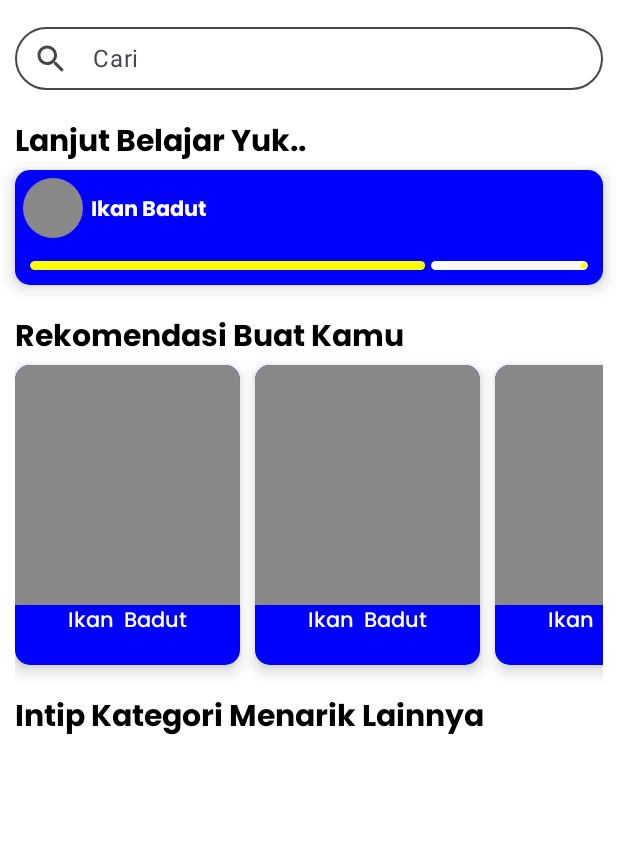
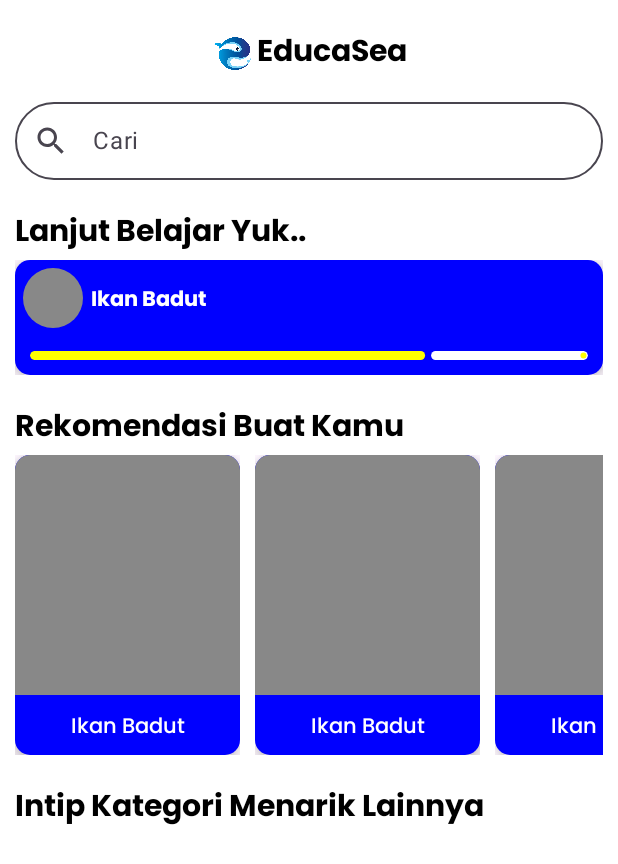
Before and after one commit to RendaGezag/BangkitCapstone, an Android app built with Jetpack Compose: the @Preview function HomePagePreview, on a phone screen of 412 x 824 dp. Shown: the top 864 px of the screen. Run offline under Robolectric (Android 15) with nearby library versions, the phone set to English and light mode, and no system bars.

```diff
--- a/app/build.gradle
+++ b/app/build.gradle
@@ -59,6 +59,7 @@ dependencies {
     implementation 'androidx.compose.ui:ui-tooling-preview'
     implementation 'androidx.compose.material:material'
     implementation 'androidx.compose.material3:material3'
+    implementation 'androidx.compose.material:material-icons-extended:1.5.4'
     implementation 'androidx.core:core-ktx:1.12.0'
     implementation 'androidx.navigation:navigation-compose:2.7.5'
     implementation 'io.coil-kt:coil-compose:2.5.0'
--- a/app/src/main/java/com/example/educasea/ui/component/Cards.kt
+++ b/app/src/main/java/com/example/educasea/ui/component/Cards.kt
@@ -2,10 +2,12 @@ package com.example.educasea.ui.component
 
 import androidx.compose.foundation.Canvas
 import androidx.compose.foundation.background
+import androidx.compose.foundation.layout.Arrangement
 import androidx.compose.foundation.layout.Box
 import androidx.compose.foundation.layout.Column
 import androidx.compose.foundation.layout.Row
 import androidx.compose.foundation.layout.Spacer
+import androidx.compose.foundation.layout.fillMaxHeight
 import androidx.compose.foundation.layout.fillMaxWidth
 import androidx.compose.foundation.layout.height
 import androidx.compose.foundation.layout.padding
@@ -16,6 +18,7 @@ import androidx.compose.foundation.shape.RoundedCornerShape
 import androidx.compose.material3.CardDefaults
 import androidx.compose.material3.ElevatedCard
 import androidx.compose.material3.LinearProgressIndicator
+import androidx.compose.material3.Surface
 import androidx.compose.material3.Text
 import androidx.compose.runtime.Composable
 import androidx.compose.ui.Alignment
@@ -29,7 +32,10 @@ import androidx.compose.ui.unit.dp
 import com.example.educasea.ui.theme.Poppins
 
 @Composable
-fun LearnCard () {
+fun LearnCard (
+    modifier: Modifier = Modifier
+) {
+    Surface {
         ElevatedCard(
             elevation = CardDefaults.cardElevation(
                 defaultElevation = 6.dp
@@ -79,6 +85,7 @@ fun LearnCard () {
             }
         }
     }
+}
 
 @Composable
 @Preview
@@ -90,6 +97,7 @@ fun LearnCardPreview () {
 fun RecommendationCard (
     modifier: Modifier = Modifier
 ) {
+    Surface {
         ElevatedCard(
             elevation = CardDefaults.cardElevation(
                 defaultElevation = 6.dp
@@ -110,13 +118,19 @@ fun RecommendationCard (
                     .fillMaxWidth()
                     .background(color = Color.Gray)
                 )
+                Column (
+                    verticalArrangement = Arrangement.Center,
+                    modifier = Modifier.fillMaxHeight()
+                ) {
                     Text(
-                text = "Ikan  Badut",
+                        text = "Ikan Badut",
                         fontFamily = Poppins,
                         fontWeight = FontWeight.Medium,
                         color = Color.White,
                         textAlign = TextAlign.Center
                     )
+                }
+            }
         }
     }
 }
@@ -128,7 +142,9 @@ fun RecommendationCardPreview () {
 }
 
 @Composable
-fun CategoryCard () {
+fun CategoryCard (
+    modifier: Modifier = Modifier
+) {
     ElevatedCard(
         elevation = CardDefaults.cardElevation(
             defaultElevation = 6.dp
@@ -139,7 +155,6 @@ fun CategoryCard () {
         ),
         modifier = Modifier
             .fillMaxWidth()
-            .padding(12.dp)
     ) {
         Column {
             Row (
--- a/app/src/main/java/com/example/educasea/ui/component/TextInput.kt
+++ b/app/src/main/java/com/example/educasea/ui/component/TextInput.kt
@@ -175,6 +175,12 @@ fun PasswordInputPreview () {
     PasswordInput(label = "Password")
 }
 
+@Composable
+@Preview
+fun SearchInputPreview () {
+    SearchInput(label = "Cari")
+}
+
 @OptIn(ExperimentalMaterial3Api::class)
 @Composable
 fun SearchInput (
@@ -192,12 +198,7 @@ fun SearchInput (
             containerColor = Color.White
         ),
         leadingIcon = { Icon(Icons.Filled.Search, contentDescription = "Search icon")},
-        modifier = Modifier.height(50.dp).fillMaxWidth()
+
+        modifier = Modifier.height(60.dp).fillMaxWidth()
     )
 }
-
-@Composable
-@Preview
-fun SearchInputPreview () {
-    SearchInput(label = "Cari")
-}
--- a/app/src/main/java/com/example/educasea/ui/screen/HomePage.kt
+++ b/app/src/main/java/com/example/educasea/ui/screen/HomePage.kt
@@ -1,33 +1,31 @@
 package com.example.educasea.ui.screen
 
+import androidx.compose.foundation.Image
 import androidx.compose.foundation.background
 import androidx.compose.foundation.horizontalScroll
+import androidx.compose.foundation.layout.Arrangement
 import androidx.compose.foundation.layout.Box
+import androidx.compose.foundation.layout.BoxWithConstraints
 import androidx.compose.foundation.layout.Column
 import androidx.compose.foundation.layout.Row
 import androidx.compose.foundation.layout.Spacer
 import androidx.compose.foundation.layout.fillMaxSize
 import androidx.compose.foundation.layout.fillMaxWidth
-import androidx.compose.foundation.layout.height
 import androidx.compose.foundation.layout.padding
+import androidx.compose.foundation.layout.size
 import androidx.compose.foundation.layout.width
-import androidx.compose.foundation.lazy.grid.GridCells
-import androidx.compose.foundation.lazy.grid.LazyVerticalGrid
-import androidx.compose.foundation.lazy.staggeredgrid.LazyVerticalStaggeredGrid
-import androidx.compose.foundation.lazy.staggeredgrid.StaggeredGridCells
 import androidx.compose.foundation.rememberScrollState
 import androidx.compose.foundation.verticalScroll
-import androidx.compose.material.Card
 import androidx.compose.material.Text
 import androidx.compose.runtime.Composable
 import androidx.compose.ui.Modifier
 import androidx.compose.ui.graphics.Color
+import androidx.compose.ui.res.painterResource
 import androidx.compose.ui.text.font.FontWeight
-import androidx.compose.ui.text.style.TextAlign
 import androidx.compose.ui.tooling.preview.Preview
 import androidx.compose.ui.unit.dp
 import androidx.compose.ui.unit.sp
-import com.example.educasea.ui.component.CategoryCard
+import com.example.educasea.R
 import com.example.educasea.ui.component.LearnCard
 import com.example.educasea.ui.component.RecommendationCard
 import com.example.educasea.ui.component.SearchInput
@@ -37,13 +35,31 @@ import com.example.educasea.ui.theme.Poppins
 fun HomePage(
     modifier: Modifier
 ) {
-    Box(modifier = Modifier
+    BoxWithConstraints(modifier = Modifier
         .background(Color.White)
         .fillMaxSize()
     ) {
         Column (
             modifier = Modifier.padding(10.dp, 10.dp)
         ) {
+            Row (
+                horizontalArrangement = Arrangement.Center,
+                modifier = Modifier.fillMaxWidth().padding(0.dp, 10.dp)
+            ) {
+                Image(
+                    painter = painterResource(id = R.drawable.logo_educasea),
+                    contentDescription = "Logo",
+                    modifier = Modifier.size(30.dp)
+                )
+
+                Text(
+                    text = "EducaSea",
+                    fontFamily = Poppins,
+                    fontSize = 20.sp,
+                    fontWeight = FontWeight.SemiBold
+                )
+            }
+
             SearchInput(label = "Cari")
             Column (
                 modifier = Modifier.verticalScroll(rememberScrollState())
--- a/app/src/main/java/com/example/educasea/ui/screen/LoginPage.kt
+++ b/app/src/main/java/com/example/educasea/ui/screen/LoginPage.kt
@@ -4,6 +4,7 @@ import androidx.compose.foundation.Image
 import androidx.compose.foundation.background
 import androidx.compose.foundation.layout.Arrangement
 import androidx.compose.foundation.layout.Box
+import androidx.compose.foundation.layout.BoxWithConstraints
 import androidx.compose.foundation.layout.Column
 import androidx.compose.foundation.layout.Row
 import androidx.compose.foundation.layout.Spacer
@@ -39,7 +40,7 @@ fun LoginPage (
         endY = 2000f
     )
 
-    Box(
+    BoxWithConstraints(
         modifier = Modifier
             .fillMaxSize()
             .background(brush = gradient)
--- a/app/src/main/java/com/example/educasea/ui/screen/SignUpPage.kt
+++ b/app/src/main/java/com/example/educasea/ui/screen/SignUpPage.kt
@@ -4,6 +4,7 @@ import androidx.compose.foundation.Image
 import androidx.compose.foundation.background
 import androidx.compose.foundation.layout.Arrangement
 import androidx.compose.foundation.layout.Box
+import androidx.compose.foundation.layout.BoxWithConstraints
 import androidx.compose.foundation.layout.Column
 import androidx.compose.foundation.layout.Row
 import androidx.compose.foundation.layout.Spacer
@@ -45,7 +46,7 @@ fun SignUpPage(
         endY = 2000f
     )
 
-    Box(
+    BoxWithConstraints(
         modifier = Modifier
             .fillMaxSize()
             .background(brush = gradient)
```
Also changed, not shown: app/src/main/java/com/example/educasea/ui/screen/LearningPage.kt (+83 -0 lines). Lines whose indentation alone changed are shown as unchanged.
